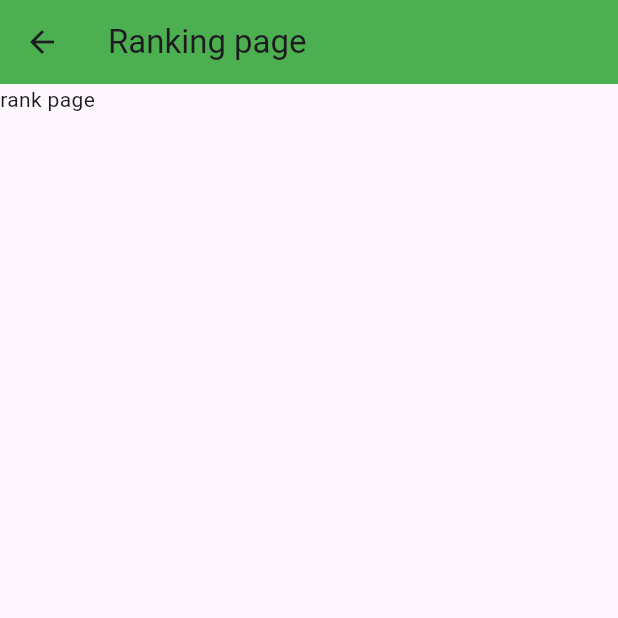
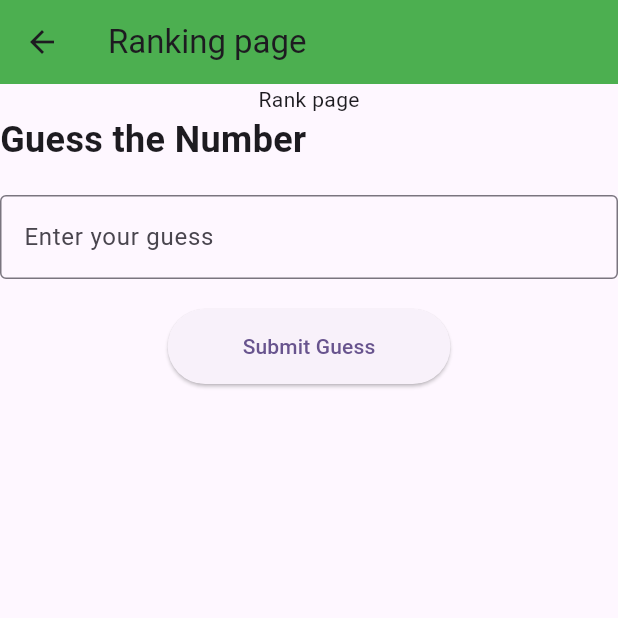
Before and after one commit to Apiz22/FinTrack, a Flutter app: the RankPage screen opened directly, on a phone screen of 412 x 824 dp, the top half of it. Run offline on Flutter 3.47's test engine with Material 3 defaults, Android fonts, the phone set to English and light mode, and no system bars; our stand-ins replace cloud_firestore, firebase_auth, firebase_core, font_awesome_flutter, percent_indicator; accounts and stored records are empty.

Commit message:
feat:addBadges

```diff
--- a/lib/pages/rank.dart
+++ b/lib/pages/rank.dart
@@ -1,4 +1,5 @@
 import 'package:flutter/material.dart';
+import 'package:ft_v2/widgets/gamification/test_badges.dart';
 
 class RankPage extends StatelessWidget {
   const RankPage({super.key});
@@ -7,10 +8,17 @@ class RankPage extends StatelessWidget {
   Widget build(BuildContext context) {
     return Scaffold(
       appBar: AppBar(
-        title: Text("Ranking page"),
+        title: const Text("Ranking page"),
         backgroundColor: Colors.green,
       ),
-      body: Text("rank page"),
+      body: SingleChildScrollView(
+        child: Column(
+          children: [
+            Text("Rank page"),
+            NumberGuessingGame(),
+          ],
+        ),
+      ),
     );
   }
 }
--- a/lib/pages/user_page.dart
+++ b/lib/pages/user_page.dart
@@ -92,7 +92,7 @@ class _UserPageState extends State<UserPage> {
       FirebaseFirestore.instance
           .collection("users")
           .doc(userId)
-          .collection('monthyear')
+          .collection('monthly_income')
           .doc(monthYear)
           .update({
         'budgetRule': budgetRule,
--- /dev/null
+++ b/lib/widgets/gamification/test_badges.dart
@@ -0,0 +1,86 @@
+import 'package:flutter/material.dart';
+import 'package:ft_v2/widgets/gamification/badge_class.dart';
+
+class NumberGuessingGame extends StatefulWidget {
+  const NumberGuessingGame({super.key});
+
+  @override
+  State<NumberGuessingGame> createState() => _NumberGuessingGameState();
+}
+
+class _NumberGuessingGameState extends State<NumberGuessingGame> {
+  final TextEditingController _controller = TextEditingController();
+  final int _targetNumber = 7; // The correct number to guess
+  bool _badgeAwarded = false;
+  bool isLoader = false;
+
+  final Badges _badges = Badges(); // Create an instance of Badges
+
+  Future<void> _checkGuess() async {
+    if (_controller.text.isEmpty) {
+      ScaffoldMessenger.of(context).showSnackBar(
+        const SnackBar(content: Text('Please enter a number')),
+      );
+      return;
+    }
+
+    int guess = int.parse(_controller.text);
+    if (guess == _targetNumber) {
+      setState(() {
+        _badgeAwarded = true;
+        isLoader = true;
+      });
+      await _badges.awardBadge("test2", context); // Use the Badges class
+      setState(() {
+        isLoader = false;
+      });
+    } else {
+      ScaffoldMessenger.of(context).showSnackBar(
+        const SnackBar(content: Text('Try again!')),
+      );
+    }
+  }
+
+  @override
+  Widget build(BuildContext context) {
+    return Column(
+      crossAxisAlignment: CrossAxisAlignment.start,
+      children: [
+        const Text(
+          "Guess the Number",
+          style: TextStyle(fontSize: 24, fontWeight: FontWeight.bold),
+        ),
+        const SizedBox(height: 20),
+        TextField(
+          controller: _controller,
+          keyboardType: TextInputType.number,
+          decoration: const InputDecoration(
+            labelText: 'Enter your guess',
+            border: OutlineInputBorder(),
+            hintText: 'Enter a number',
+          ),
+        ),
+        const SizedBox(height: 20),
+        Center(
+          child: ElevatedButton(
+            onPressed: () {
+              if (!isLoader) {
+                _checkGuess();
+              }
+            },
+            style: ElevatedButton.styleFrom(
+              padding: const EdgeInsets.symmetric(horizontal: 50, vertical: 15),
+            ),
+            child: isLoader
+                ? const CircularProgressIndicator(color: Colors.white)
+                : const Text('Submit Guess'),
+          ),
+        ),
+        if (_badgeAwarded) ...[
+          const SizedBox(height: 20),
+          const Text('Congratulations! You have been awarded a badge.'),
+        ],
+      ],
+    );
+  }
+}
--- a/lib/widgets/view_card.dart
+++ b/lib/widgets/view_card.dart
@@ -95,9 +95,9 @@ class TotalCard extends StatelessWidget {
                 header: 'Credit',
                 amount: '${data["totalCredit"]}',
               ),
-              const SizedBox(
-                width: 10,
-              ),
+              // const SizedBox(
+              //   width: 10,
+              // ),
               OneCard(
                 color: Colors.amber,
                 header: 'Debit',
--- a/pubspec.yaml
+++ b/pubspec.yaml
@@ -38,6 +38,7 @@ dependencies:
   intl: ^0.19.0
   shared_preferences: ^2.2.3
   bounce: ^1.0.2
+  percent_indicator: ^4.2.3
 
 
   # The following adds the Cupertino Icons font to your application.
```
Also changed, not shown: lib/pages/add_exp.dart (+61 -40 lines), lib/pages/home_screen.dart (+17 -15 lines), lib/widgets/budget_card.dart (+25 -17 lines), lib/widgets/gamification/badge_class.dart (added, +71 -0 lines), lib/widgets/gamification/progress_bar.dart (added, +26 -0 lines), pubspec.lock.
